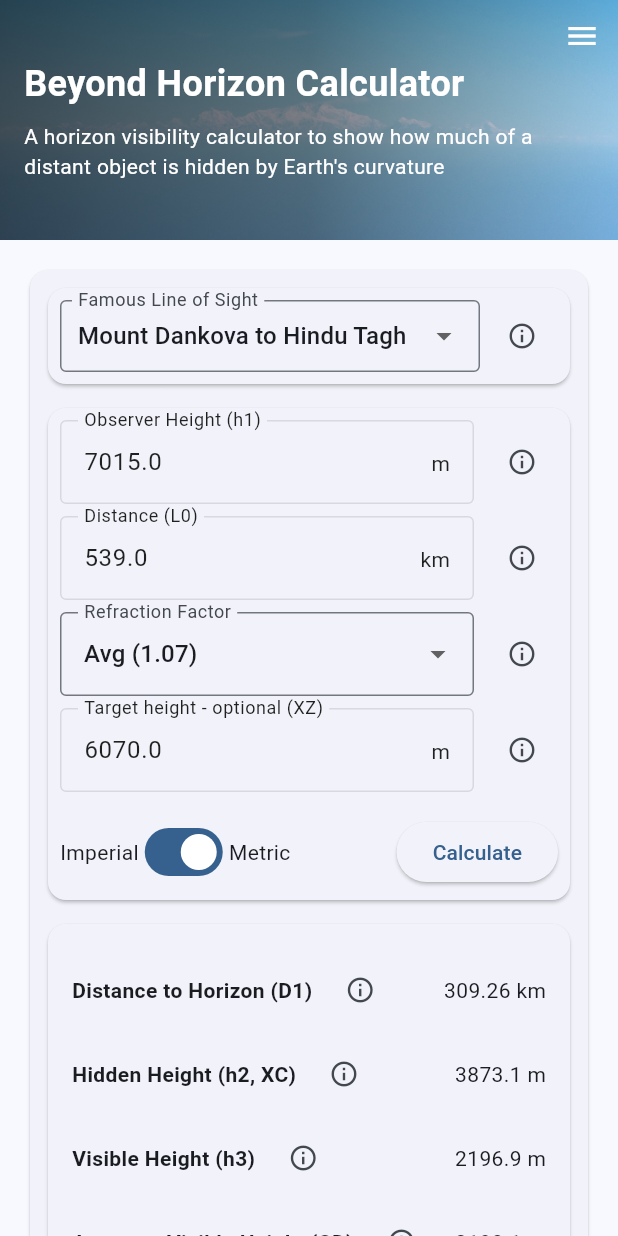
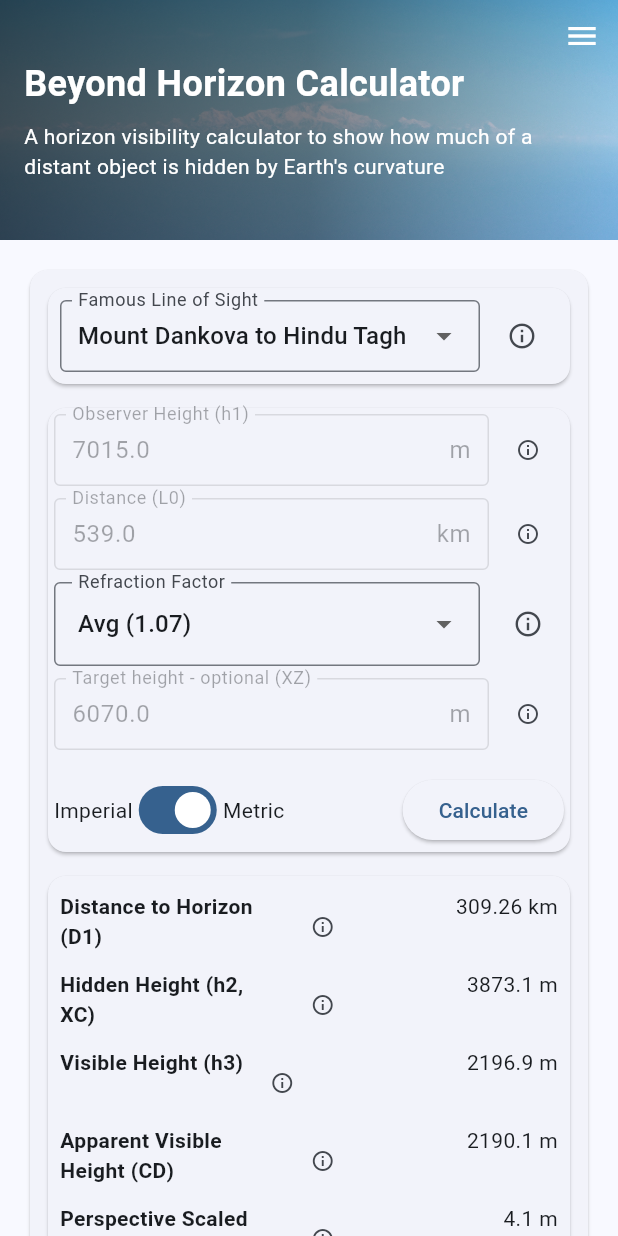
Before and after one commit to zartyblartfast/beyondHorizonCalc, a Flutter app: the screen it shows after launch, on a phone screen of 412 x 824 dp. Run offline on Flutter 3.47's test engine with Material 3 defaults, Android fonts, the phone set to English and light mode, and no system bars; our stand-ins replace flutter_html, flutter_svg; missing offline and left inert: dart:html; project files that could hold a hidden picture were left out.

Commit message:
Improve mobile layout: Reduce margins and spacing around info icons, adjust text field padding

```diff
--- a/lib/widgets/calculator/input_fields.dart
+++ b/lib/widgets/calculator/input_fields.dart
@@ -33,7 +33,7 @@
       builder: (context, constraints) {
         final isNarrow = constraints.maxWidth < 600;
         final contentPadding = isNarrow
-            ? const EdgeInsets.all(8.0)
+            ? const EdgeInsets.all(4.0)
             : const EdgeInsets.all(16.0);
 
         return SingleChildScrollView(
@@ -158,36 +158,43 @@
     required String infoKey,
     bool enabled = true,
   }) {
+    return LayoutBuilder(
+      builder: (context, constraints) {
+        final isMobile = constraints.maxWidth < 600;
+
         return Row(
+          crossAxisAlignment: CrossAxisAlignment.start,
           children: [
             Expanded(
               child: TextFormField(
                 controller: controller,
                 decoration: InputDecoration(
                   labelText: label,
+                  suffixText: suffix,
                   border: const OutlineInputBorder(),
                   enabled: enabled,
-              labelStyle: TextStyle(color: enabled ? null : Colors.black87),
-              suffixText: suffix,
-              suffixStyle: TextStyle(color: enabled ? null : Colors.black87),
+                  contentPadding: isMobile
+                      ? const EdgeInsets.symmetric(horizontal: 8, vertical: 12)
+                      : const EdgeInsets.symmetric(horizontal: 12, vertical: 16),
                 ),
-            style: TextStyle(color: enabled ? null : Colors.black87),
                 keyboardType: const TextInputType.numberWithOptions(decimal: true),
                 inputFormatters: [
-              FilteringTextInputFormatter.allow(RegExp(r'[0-9.]')),
+                  FilteringTextInputFormatter.allow(RegExp(r'^\d*\.?\d*')),
                 ],
                 validator: validator,
-            enabled: enabled,
+                onFieldSubmitted: (_) => onCalculate(),
               ),
             ),
             Padding(
-          padding: const EdgeInsets.only(left: 8.0),
+              padding: EdgeInsets.only(left: isMobile ? 2.0 : 4.0),
               child: InfoIcon(
                 infoKey: infoKey,
-            size: 20,
+                size: isMobile ? 16 : 20,
               ),
             ),
           ],
+        );
+      },
     );
   }
 
--- a/lib/widgets/calculator/results_display.dart
+++ b/lib/widgets/calculator/results_display.dart
@@ -49,31 +49,48 @@
   }
 
   Widget _buildResultRow(String label, String value, String infoKey) {
+    return LayoutBuilder(
+      builder: (context, constraints) {
+        final isMobile = constraints.maxWidth < 600;
+
         return Padding(
-      padding: const EdgeInsets.symmetric(vertical: 4.0),
+          padding: EdgeInsets.symmetric(vertical: isMobile ? 2.0 : 4.0),
           child: Row(
             mainAxisAlignment: MainAxisAlignment.spaceBetween,
+            crossAxisAlignment: CrossAxisAlignment.start,
             children: [
               Expanded(
+                flex: 3,
                 child: Row(
+                  crossAxisAlignment: CrossAxisAlignment.start,
                   children: [
-                Text(
+                    Flexible(
+                      child: Text(
                         label,
                         style: const TextStyle(fontWeight: FontWeight.bold),
                       ),
+                    ),
                     Padding(
-                  padding: const EdgeInsets.only(left: 8.0),
+                      padding: EdgeInsets.only(left: isMobile ? 2.0 : 4.0),
                       child: InfoIcon(
                         infoKey: infoKey,
-                    size: 20,
+                        size: isMobile ? 16 : 20,
                       ),
                     ),
                   ],
                 ),
               ),
-          Text(value),
+              Expanded(
+                flex: 2,
+                child: Text(
+                  value,
+                  textAlign: TextAlign.right,
+                ),
+              ),
             ],
           ),
+        );
+      },
     );
   }
 
@@ -81,9 +98,13 @@
   Widget build(BuildContext context) {
     if (result == null) return const SizedBox.shrink();
 
+    return LayoutBuilder(
+      builder: (context, constraints) {
+        final isMobile = constraints.maxWidth < 600;
+
         return Card(
           child: Padding(
-        padding: const EdgeInsets.all(16.0),
+            padding: EdgeInsets.all(isMobile ? 8.0 : 16.0),
             child: Column(
               crossAxisAlignment: CrossAxisAlignment.stretch,
               children: [
@@ -118,5 +139,7 @@
             ),
           ),
         );
+      },
+    );
   }
 }
```
Lines whose indentation alone changed are shown as unchanged.
